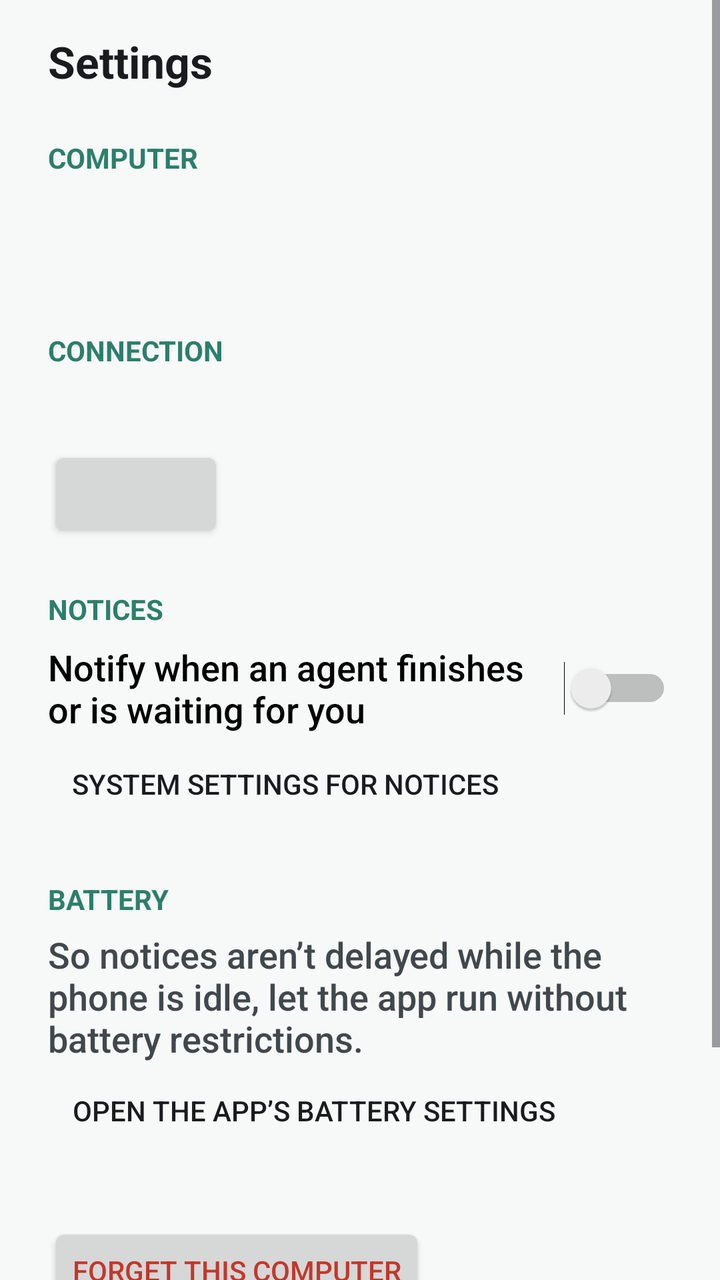
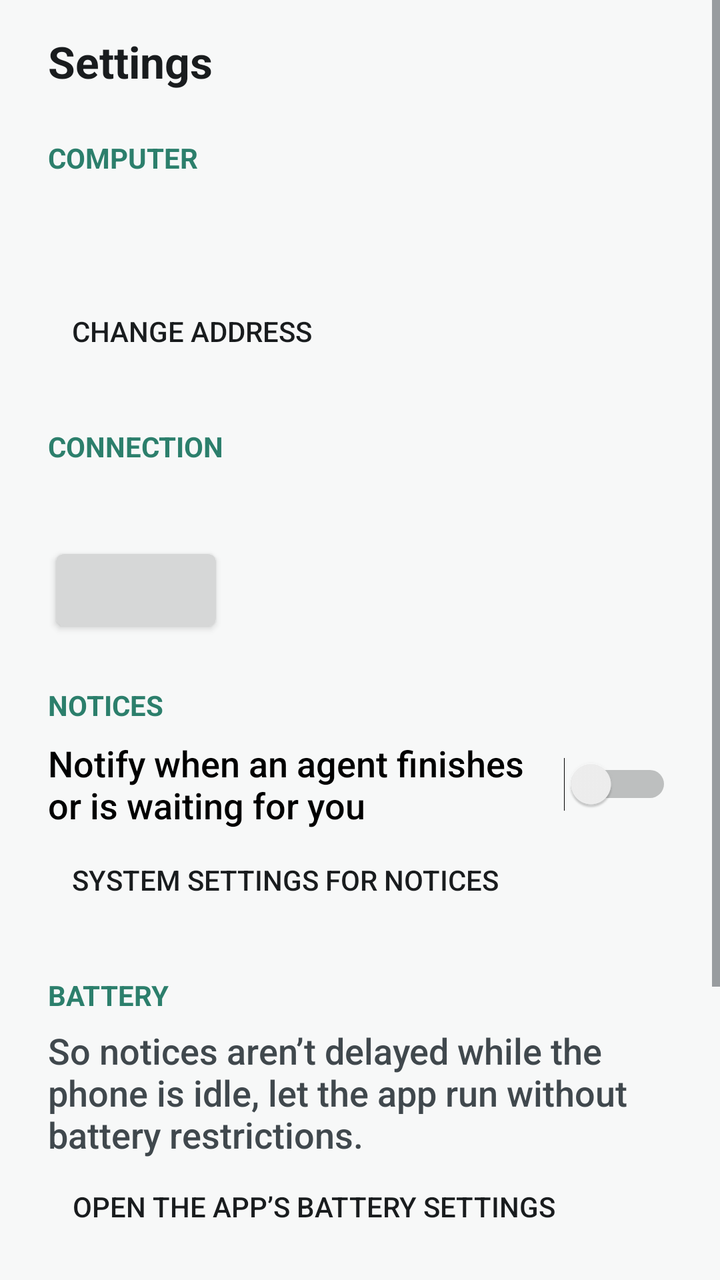

The first picture is an Android layout as it rendered before a commit; the second is the same layout after the commit. The layout source and the unified diff follow.
<!-- AndroidManifest.xml: application theme Theme.AgentWorkbench -->
<!-- res/layout/activity_settings.xml -->
<?xml version="1.0" encoding="utf-8"?>
<ScrollView xmlns:android="http://schemas.android.com/apk/res/android"
    android:id="@+id/root"
    android:layout_width="match_parent"
    android:layout_height="match_parent"
    android:fillViewport="true">

    <LinearLayout
        android:layout_width="match_parent"
        android:layout_height="wrap_content"
        android:orientation="vertical"
        android:paddingStart="24dp"
        android:paddingTop="16dp"
        android:paddingEnd="24dp"
        android:paddingBottom="24dp">

        <TextView
            android:layout_width="match_parent"
            android:layout_height="wrap_content"
            android:text="@string/settings_title"
            android:textAppearance="@android:style/TextAppearance.DeviceDefault.Large"
            android:textStyle="bold" />

        
        <TextView
            style="@style/SettingsSection"
            android:text="@string/settings_computer" />

        <TextView
            android:id="@+id/computer"
            android:layout_width="match_parent"
            android:layout_height="wrap_content"
            android:textAppearance="@android:style/TextAppearance.DeviceDefault.Medium" />

        <TextView
            android:id="@+id/fingerprint"
            android:layout_width="match_parent"
            android:layout_height="wrap_content"
            android:layout_marginTop="4dp"
            android:fontFamily="monospace"
            android:textAppearance="@android:style/TextAppearance.DeviceDefault.Small"
            android:textIsSelectable="true" />

        
        <TextView
            style="@style/SettingsSection"
            android:text="@string/settings_connection" />

        <TextView
            android:id="@+id/connectionStatus"
            android:layout_width="match_parent"
            android:layout_height="wrap_content"
            android:textAppearance="@android:style/TextAppearance.DeviceDefault.Medium" />

        <Button
            android:id="@+id/connectToggle"
            android:layout_width="wrap_content"
            android:layout_height="wrap_content"
            android:layout_marginTop="8dp" />

        
        <TextView
            style="@style/SettingsSection"
            android:text="@string/settings_notices" />

        <Switch
            android:id="@+id/notify"
            android:layout_width="match_parent"
            android:layout_height="wrap_content"
            android:minHeight="48dp"
            android:text="@string/settings_notify"
            android:textAppearance="@android:style/TextAppearance.DeviceDefault.Medium" />

        <Button
            android:id="@+id/notifySystem"
            style="@android:style/Widget.DeviceDefault.Button.Borderless"
            android:layout_width="wrap_content"
            android:layout_height="wrap_content"
            android:text="@string/settings_notify_system" />

        
        <TextView
            style="@style/SettingsSection"
            android:text="@string/settings_battery" />

        <TextView
            android:layout_width="match_parent"
            android:layout_height="wrap_content"
            android:text="@string/settings_battery_hint"
            android:textAppearance="@android:style/TextAppearance.DeviceDefault.Medium" />

        <Button
            android:id="@+id/battery"
            style="@android:style/Widget.DeviceDefault.Button.Borderless"
            android:layout_width="wrap_content"
            android:layout_height="wrap_content"
            android:text="@string/settings_battery_open" />

        
        <Button
            android:id="@+id/forget"
            android:layout_width="wrap_content"
            android:layout_height="wrap_content"
            android:layout_marginTop="32dp"
            android:text="@string/settings_forget"
            android:textColor="@color/danger" />

        <TextView
            android:id="@+id/about"
            android:layout_width="match_parent"
            android:layout_height="wrap_content"
            android:layout_marginTop="32dp"
            android:textAppearance="@android:style/TextAppearance.DeviceDefault.Small" />

        <Button
            android:id="@+id/privacy"
            style="@android:style/Widget.DeviceDefault.Button.Borderless"
            android:layout_width="wrap_content"
            android:layout_height="wrap_content"
            android:text="@string/settings_privacy" />
    </LinearLayout>
</ScrollView>
<!-- resources referenced by this layout -->
<resources>
  <color name="danger">#C1382B</color>
  <string name="settings_battery">Battery</string>
  <string name="settings_battery_hint">So notices aren’t delayed while the phone is idle, let the app run without battery restrictions.</string>
  <string name="settings_battery_open">Open the app’s battery settings</string>
  <string name="settings_computer">Computer</string>
  <string name="settings_connection">Connection</string>
  <string name="settings_forget">Forget this computer</string>
  <string name="settings_notices">Notices</string>
  <string name="settings_notify">Notify when an agent finishes or is waiting for you</string>
  <string name="settings_notify_system">System settings for notices</string>
  <string name="settings_privacy">Privacy</string>
  <string name="settings_title">Settings</string>
  <style name="SettingsSection">
          <item name="android:layout_width">match_parent</item>
          <item name="android:layout_height">wrap_content</item>
          <item name="android:layout_marginTop">24dp</item>
          <item name="android:layout_marginBottom">6dp</item>
          <item name="android:textColor">?android:attr/colorAccent</item>
          <item name="android:textAppearance">@android:style/TextAppearance.DeviceDefault.Small</item>
          <item name="android:textStyle">bold</item>
          <item name="android:textAllCaps">true</item>
      </style>
  <style name="Theme.AgentWorkbench" parent="android:Theme.DeviceDefault.DayNight">
          <item name="android:windowActionBar">false</item>
          <item name="android:windowNoTitle">true</item>
          <item name="android:colorAccent">@color/accent</item>
          <item name="android:windowBackground">@color/surface</item>
          <item name="android:windowLightStatusBar">true</item>
          <item name="android:windowLightNavigationBar">true</item>
      </style>
  <color name="accent">#2C7F6C</color>
  <color name="surface">#F7F8F8</color>
</resources>

<!-- the commit's change to res/layout/activity_settings.xml (unified diff, before → after) -->
@@ -40,6 +40,13 @@
             android:fontFamily="monospace"
             android:textAppearance="@android:style/TextAppearance.DeviceDefault.Small"
             android:textIsSelectable="true" />
+
+        <Button
+            android:id="@+id/changeAddress"
+            style="@android:style/Widget.DeviceDefault.Button.Borderless"
+            android:layout_width="wrap_content"
+            android:layout_height="wrap_content"
+            android:text="@string/settings_change_address" />
 
         
         <TextView
<!-- resource entries referenced after the edit -->
@@ -4,6 +4,7 @@
   <string name="settings_battery">Battery</string>
   <string name="settings_battery_hint">So notices aren’t delayed while the phone is idle, let the app run without battery restrictions.</string>
   <string name="settings_battery_open">Open the app’s battery settings</string>
+  <string name="settings_change_address">Change address</string>
   <string name="settings_computer">Computer</string>
   <string name="settings_connection">Connection</string>
   <string name="settings_forget">Forget this computer</string>
